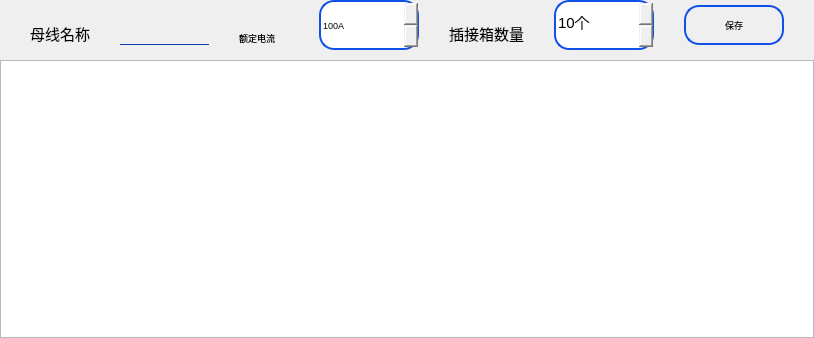
The window that setting/setnames/setnameswid.ui (ChinaClever/BusBar-Qt) describes before a commit, drawn with Qt 5.
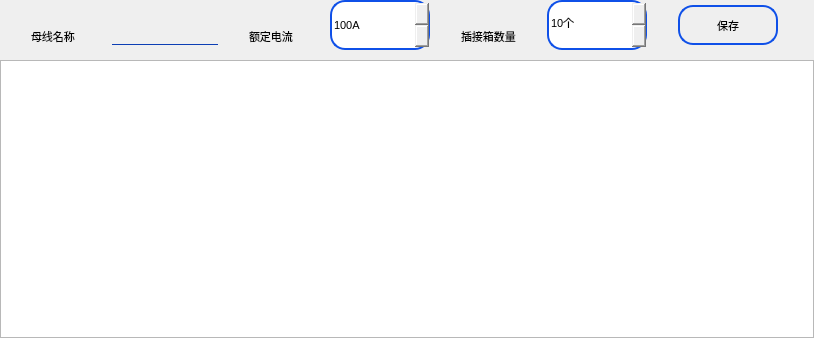
The same window after the commit. Icons and pictures are not drawn.

What changed in the file:
```diff
--- a/setting/setnames/setnameswid.ui
+++ b/setting/setnames/setnameswid.ui
@@ -13,12 +13,17 @@
   <property name="font">
    <font>
     <family>Ubuntu</family>
-    <pointsize>7</pointsize>
+    <pointsize>8</pointsize>
+    <italic>false</italic>
+    <bold>false</bold>
    </font>
   </property>
   <property name="windowTitle">
    <string>Form</string>
   </property>
+  <property name="styleSheet">
+   <string notr="true">font: 8pt &quot;Ubuntu&quot;;</string>
+  </property>
   <layout class="QVBoxLayout" name="verticalLayout">
    <property name="spacing">
     <number>0</number>
@@ -59,7 +64,10 @@
        </property>
        <property name="font">
         <font>
-         <pointsize>11</pointsize>
+         <family>Ubuntu</family>
+         <pointsize>8</pointsize>
+         <italic>false</italic>
+         <bold>false</bold>
         </font>
        </property>
        <property name="styleSheet">
@@ -207,7 +215,10 @@
        </property>
        <property name="font">
         <font>
-         <pointsize>11</pointsize>
+         <family>Ubuntu</family>
+         <pointsize>8</pointsize>
+         <italic>false</italic>
+         <bold>false</bold>
         </font>
        </property>
        <property name="styleSheet">
@@ -243,7 +254,10 @@
        </property>
        <property name="font">
         <font>
-         <pointsize>11</pointsize>
+         <family>Ubuntu</family>
+         <pointsize>8</pointsize>
+         <italic>false</italic>
+         <bold>false</bold>
         </font>
        </property>
        <property name="styleSheet">
```
Left out of the diff: 4 changed lines with no effect on the pictures.
